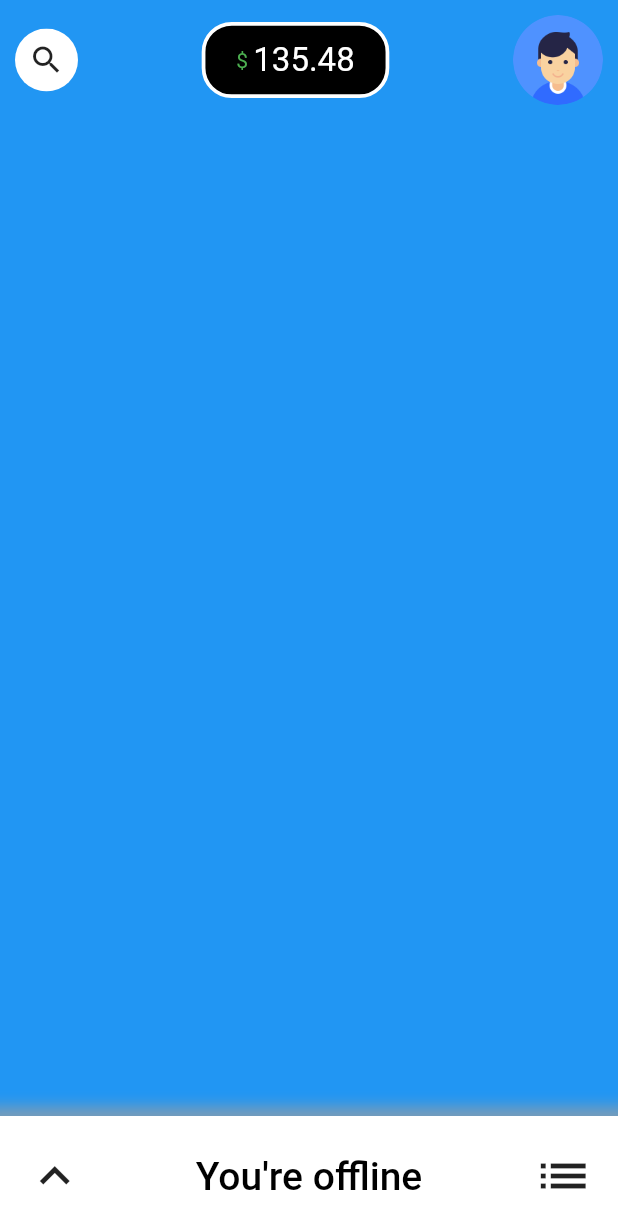
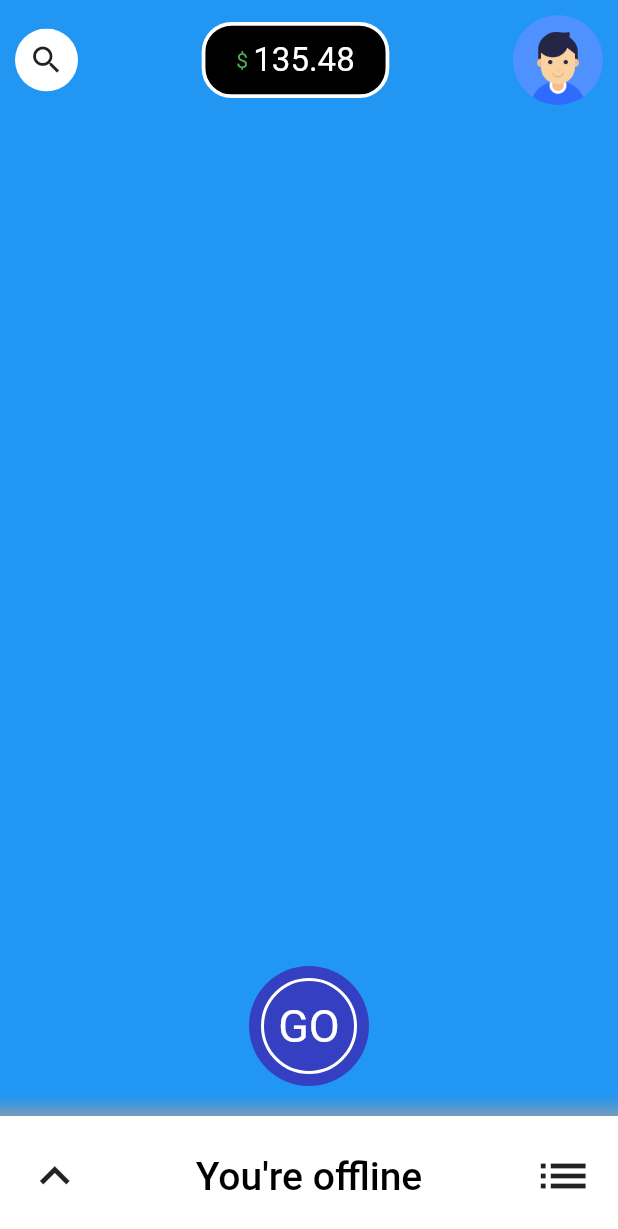
Before and after one commit to suljevicsemir/uber-clone-driver, a Flutter app: the screen it shows once a user with an empty profile is signed in, on a phone screen of 412 x 824 dp. Shown: the top 1229 px of the screen. Run offline on Flutter 3.47's test engine with Material 2 defaults, Android fonts, the phone set to English and light mode, and no system bars; our stand-ins replace firebase_auth, firebase_core; accounts and stored records are empty.

Commit message:
'Go' button on the Home screen.

```diff
--- a/uber_clone_driver/lib/screens/home/home.dart
+++ b/uber_clone_driver/lib/screens/home/home.dart
@@ -42,9 +42,36 @@ class _HomeState extends State<Home> {
             child: Stack(
               children: [
                 TopHomeBar(),
-                BottomHomeBar()
-
-
+                BottomHomeBar(),
+                Align(
+                  alignment: Alignment.bottomCenter,
+                  child: Container(
+                    margin: EdgeInsets.only(bottom: 100),
+                    child: ClipOval(
+                      child: Material(
+                        color: const Color(0xff3440c1),
+                        child: InkWell(
+                          onTap: () {},
+                          splashColor: Colors.white,
+                          child: SizedBox(
+                            height: 80,
+                            width: 80,
+                            child: Container(
+                              margin: EdgeInsets.all(8),
+                              decoration: BoxDecoration(
+                                borderRadius: BorderRadius.circular(200),
+                                border: Border.all(color: Colors.white, width: 2)
+                              ),
+                              child: Center(
+                                  child: Text('GO', style: TextStyle(color: Colors.white, fontSize: 30),)
+                              )
+                            ),
+                          ),
+                        ),
+                      ),
+                    ),
+                  )
+                )
               ],
             ),
           )
```
